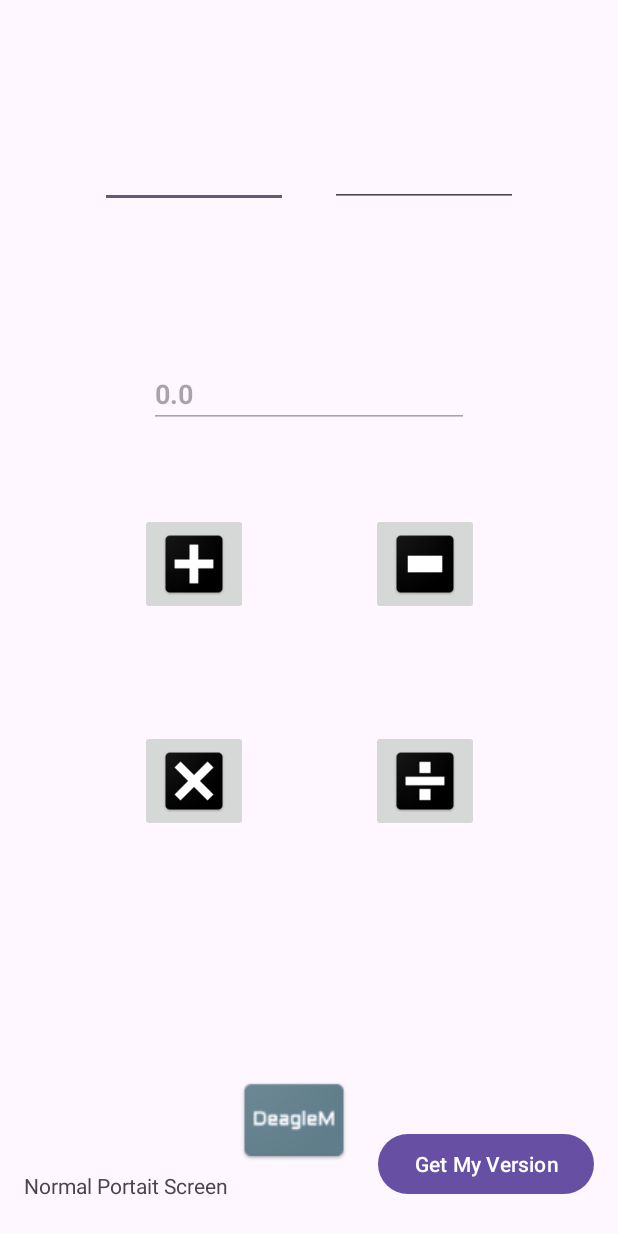
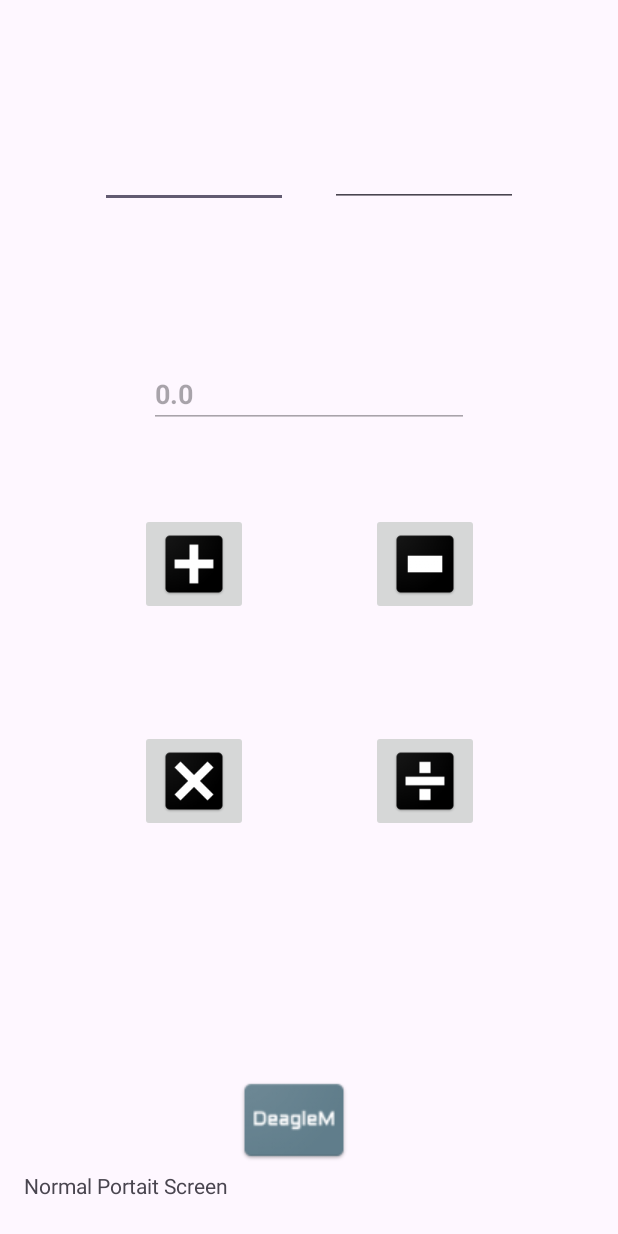
Before and after one commit to DeagleM902/MOBICodeReview, an Android app: the screen it shows after launch (MainActivityScreenSize), after a tap on an icon or button, on a phone screen of 412 x 824 dp. Run offline under Robolectric (Android 15) with nearby library versions, the phone set to English and light mode, and no system bars.

Commit message:
Basic cleanup

```diff
--- a/app/src/main/java/com/example/m04_gui_01/MainActivityScreenSize.java
+++ b/app/src/main/java/com/example/m04_gui_01/MainActivityScreenSize.java
@@ -1,21 +1,12 @@
 package com.example.m04_gui_01;
 
-import android.content.Context;
-import android.content.res.Configuration;
-import android.media.Image;
-import android.os.Build;
 import android.os.Bundle;
 import android.util.Log;
 import android.view.Menu;
 import android.view.MenuItem;
-import android.view.View;
-import android.widget.Button;
 import android.widget.EditText;
 import android.widget.ImageButton;
-import android.widget.TextView;
-
 import androidx.appcompat.app.AppCompatActivity;
-
 
 public class MainActivityScreenSize extends AppCompatActivity {
 
@@ -25,19 +16,18 @@ public class MainActivityScreenSize extends AppCompatActivity {
         setContentView(R.layout.activity_main_activity_screen_size);
 
         // Action when "Add" button is pressed
-        ImageButton addButton = (ImageButton) findViewById(R.id.b_Add);
-        addButton.setOnClickListener(new View.OnClickListener() {
-            public void onClick(View v) {
+        ImageButton addButton = findViewById(R.id.b_Add);
+        addButton.setOnClickListener(v -> {
             Log.d("M01_Calculator ADD BUTTON", "User tapped the Add button");
 
             Double d1 = 0.0;
             Double d2 = 0.0;
             Double answer = 0.0;
 
-                EditText textN1 = (EditText) findViewById(R.id.userInput1);
-                EditText textN2 = (EditText) findViewById(R.id.userInput2);
-                // we actually don't need to get ans from screen
-                EditText textANS = (EditText) findViewById(R.id.answerField);
+            EditText textN1 = findViewById(R.id.userInput1);
+            EditText textN2 = findViewById(R.id.userInput2);
+            //Initialize, value not needed
+            EditText textANS = findViewById(R.id.answerField);
 
             try {
                 d1 = Double.parseDouble(textN1.getText().toString());
@@ -52,23 +42,21 @@ public class MainActivityScreenSize extends AppCompatActivity {
 
             // log what we are doing
             Log.w("M01_Calculator ADD BUTTON", "Add Selected with => " + d1 + " + " + d2 + "=" + answer);
-            }
         });
 
         // Action when "Subtract" button is pressed
-        ImageButton subtractButton = (ImageButton) findViewById(R.id.b_Subtract);
-        subtractButton.setOnClickListener(new View.OnClickListener() {
-            public void onClick(View v) {
+        ImageButton subtractButton = findViewById(R.id.b_Subtract);
+        subtractButton.setOnClickListener(v -> {
             Log.d("M01_Calculator SUBTRACT BUTTON", "User tapped the Subtract button");
 
             Double d1 = 0.0;
             Double d2 = 0.0;
             Double answer = 0.0;
 
-                EditText textN1 = (EditText) findViewById(R.id.userInput1);
-                EditText textN2 = (EditText) findViewById(R.id.userInput2);
-                // we actually don't need to get ans from screen
-                EditText textANS = (EditText) findViewById(R.id.answerField);
+            EditText textN1 = findViewById(R.id.userInput1);
+            EditText textN2 = findViewById(R.id.userInput2);
+            //Initialize, value not needed
+            EditText textANS = findViewById(R.id.answerField);
 
             try {
                 d1 = Double.parseDouble(textN1.getText().toString());
@@ -83,23 +71,21 @@ public class MainActivityScreenSize extends AppCompatActivity {
 
             // log what we are doing
             Log.w("M01_Calculator SUBTRACT BUTTON", "Subtract Selected with => " + d1 + " - " + d2 + "=" + answer);
-            }
         });
 
         // Action when "Multiply" button is pressed
-        ImageButton multiplyButton = (ImageButton) findViewById(R.id.b_Multiply);
-        multiplyButton.setOnClickListener(new View.OnClickListener() {
-            public void onClick(View v) {
+        ImageButton multiplyButton = findViewById(R.id.b_Multiply);
+        multiplyButton.setOnClickListener(v -> {
             Log.d("M01_Calculator MULTIPLY BUTTON", "User tapped the Multiply button");
 
             Double d1 = 0.0;
             Double d2 = 0.0;
             Double answer = 0.0;
 
-                EditText textN1 = (EditText) findViewById(R.id.userInput1);
-                EditText textN2 = (EditText) findViewById(R.id.userInput2);
-                // we actually don't need to get ans from screen
-                EditText textANS = (EditText) findViewById(R.id.answerField);
+            EditText textN1 = findViewById(R.id.userInput1);
+            EditText textN2 = findViewById(R.id.userInput2);
+            //Initialize, value not needed
+            EditText textANS = findViewById(R.id.answerField);
 
             try {
                 d1 = Double.parseDouble(textN1.getText().toString());
@@ -114,23 +100,21 @@ public class MainActivityScreenSize extends AppCompatActivity {
 
             // log what we are doing
             Log.w("M01_Calculator MULTIPLY BUTTON", "Multiply Selected with => " + d1 + " - " + d2 + "=" + answer);
-            }
         });
 
         // Action when "Divide" button is pressed
-        ImageButton divideButton = (ImageButton) findViewById(R.id.b_Divide);
-        divideButton.setOnClickListener(new View.OnClickListener() {
-            public void onClick(View v) {
+        ImageButton divideButton = findViewById(R.id.b_Divide);
+        divideButton.setOnClickListener(v -> {
             Log.d("M01_Calculator DIVIDE BUTTON", "User tapped the Divide button");
 
             Double d1 = 0.0;
             Double d2 = 0.0;
             Double answer = 0.0;
 
-                EditText textN1 = (EditText) findViewById(R.id.userInput1);
-                EditText textN2 = (EditText) findViewById(R.id.userInput2);
-                // we actually don't need to get ans from screen
-                EditText textANS = (EditText) findViewById(R.id.answerField);
+            EditText textN1 = findViewById(R.id.userInput1);
+            EditText textN2 = findViewById(R.id.userInput2);
+            //Initialize, value not needed
+            EditText textANS = findViewById(R.id.answerField);
 
             try {
                 d1 = Double.parseDouble(textN1.getText().toString());
@@ -149,7 +133,6 @@ public class MainActivityScreenSize extends AppCompatActivity {
 
             // log what we are doing
             Log.w("M01_Calculator DIVIDE BUTTON", "Divide Selected with => " + d1 + " - " + d2 + "=" + answer);
-            }
         });
     }
 
@@ -174,80 +157,4 @@ public class MainActivityScreenSize extends AppCompatActivity {
 
         return super.onOptionsItemSelected(item);
     }
-
-
-    public void getMyVersion(View view) {
-
-        // Get version data
-        String versionNum = Integer.toString(Build.VERSION.SDK_INT);
-        Boolean afterKitKat = (Build.VERSION.SDK_INT >= Build.VERSION_CODES.KITKAT);
-
-        // Put it on the screen
-        TextView t = (TextView) findViewById(R.id.textView);
-        t.setText(" Version Number is " + versionNum);
-        t.append("\n afterKitKat = " + afterKitKat.toString());
-        t.append("\n Build.VERSION.RELEASE = " + Build.VERSION.RELEASE);
-        t.append("\n Build.VERSION.INCREMENTAL = " + Build.VERSION.INCREMENTAL);
-
-        // dump build and display metrics
-        t.append("\n Build.DISPLAY = " + Build.DISPLAY.toString());
-        t.append("\n Screen Size = " + getSizeName(view.getContext()));
-        t.append("\n getDisplayMetrics().densityDpi = " + getResources().getDisplayMetrics().densityDpi);
-        t.append("\n getDisplayMetrics().density = " + getResources().getDisplayMetrics().density);
-        t.append("\n getDisplayMetrics().xdpi = " + getResources().getDisplayMetrics().xdpi);
-        t.append("\n getDisplayMetrics().ydpi = " + getResources().getDisplayMetrics().ydpi);
-        t.append("\n getDisplayMetrics().heightPixels = " + getResources().getDisplayMetrics().heightPixels);
-        t.append("\n getDisplayMetrics().widthPixels = " + getResources().getDisplayMetrics().widthPixels);
-
-        // show what the masks look like for layout size
-        t.append("\n\n screenLayout (HEX) = " + (Integer.toHexString(view.getContext().getResources().getConfiguration().screenLayout)));
-        t.append("\n SCREENLAYOUT_SIZE_MASK (HEX) = " + (Integer.toHexString(Configuration.SCREENLAYOUT_SIZE_MASK)));
-        t.append("\n SCREENLAYOUT_LONG_MASK  (HEX) = " + (Integer.toHexString(Configuration.SCREENLAYOUT_LONG_MASK)));
-        t.append("\n SCREENLAYOUT_SIZE_SMALL (HEX) = " + (Integer.toHexString(Configuration.SCREENLAYOUT_SIZE_SMALL)));
-        t.append("\n SCREENLAYOUT_SIZE_NORMAL (HEX) = " + (Integer.toHexString(Configuration.SCREENLAYOUT_SIZE_NORMAL)));
-        t.append("\n SCREENLAYOUT_SIZE_LARGE (HEX) = " + (Integer.toHexString(Configuration.SCREENLAYOUT_SIZE_LARGE)));
-
-        // Get the layout and mask with size
-        int screenLayout = view.getContext().getResources().getConfiguration().screenLayout;
-        screenLayout &= Configuration.SCREENLAYOUT_SIZE_MASK;
-        t.append("\n screenLayout & size mask (HEX) = " + (Integer.toHexString((screenLayout))));
-
-        // Get the layout (again) and mask with long bit of layout
-        t.append("\n\n SCREENLAYOUT_LONG_MASK  (HEX) = " + (Integer.toHexString(Configuration.SCREENLAYOUT_LONG_MASK)));
-        t.append("\n SCREENLAYOUT_LONG_NO  (HEX) = " + (Integer.toHexString(Configuration.SCREENLAYOUT_LONG_NO)));
-        t.append("\n SCREENLAYOUT_LONG_UNDEFINED   (HEX) = " + (Integer.toHexString(Configuration.SCREENLAYOUT_LONG_UNDEFINED)));
-        t.append("\n  SCREENLAYOUT_LONG_YES   (HEX) = " + (Integer.toHexString(Configuration.SCREENLAYOUT_LONG_YES)));
-
-        // Now get the layout (again) and mask with size
-        screenLayout = view.getContext().getResources().getConfiguration().screenLayout;
-        screenLayout &= Configuration.SCREENLAYOUT_LONG_MASK;
-        t.append("\n screenLayout & long mask (HEX) = " + (Integer.toHexString((screenLayout))));
-
 }
-
-
-    // Use bitmasks to determine screen size
-    private static String getSizeName(Context context) {
-        int screenLayout = context.getResources().getConfiguration().screenLayout;
-        screenLayout &= Configuration.SCREENLAYOUT_SIZE_MASK;
-
-        switch (screenLayout) {
-            case Configuration.SCREENLAYOUT_SIZE_SMALL:
-                Log.w("SCREEN SIZE", "SMALL");
-                return "small";
-            case Configuration.SCREENLAYOUT_SIZE_NORMAL:
-                Log.w("SCREEN SIZE", "NORMAL");
-                return "normal";
-            case Configuration.SCREENLAYOUT_SIZE_LARGE:
-                Log.w("SCREEN SIZE", "LARGE");
-                return "large";
-            case Configuration.SCREENLAYOUT_SIZE_XLARGE:
-                Log.w("SCREEN SIZE", "XLARGE");
-                return "xlarge";
-            default:
-                return "undefined";
-        }
-    }
-
-
-}
--- a/app/src/main/res/layout-land/activity_main_activity_screen_size.xml
+++ b/app/src/main/res/layout-land/activity_main_activity_screen_size.xml
@@ -108,19 +108,6 @@
         app:layout_constraintBottom_toBottomOf="parent"
         app:layout_constraintStart_toStartOf="parent" />
 
-    <Button
-        android:id="@+id/button"
-        android:layout_width="wrap_content"
-        android:layout_height="wrap_content"
-        android:layout_marginBottom="10dp"
-        android:onClick="getMyVersion"
-        android:scaleX="0.9"
-        android:scaleY="0.9"
-        android:text="Get My Version"
-        app:layout_constraintBottom_toBottomOf="parent"
-        app:layout_constraintEnd_toEndOf="parent"
-        app:layout_constraintRight_toRightOf="parent" />
-
     <ImageView
         android:id="@+id/imageView3"
         android:layout_width="wrap_content"
--- a/app/src/main/res/layout-large-land/activity_main_activity_screen_size.xml
+++ b/app/src/main/res/layout-large-land/activity_main_activity_screen_size.xml
@@ -105,15 +105,6 @@
         app:layout_constraintBottom_toBottomOf="parent"
         app:layout_constraintStart_toStartOf="parent" />
 
-    <Button
-        android:id="@+id/button"
-        android:layout_width="wrap_content"
-        android:layout_height="wrap_content"
-        android:onClick="getMyVersion"
-        android:text="Get My Version"
-        app:layout_constraintBottom_toBottomOf="parent"
-        app:layout_constraintEnd_toEndOf="parent" />
-
     <ImageView
         android:id="@+id/imageView4"
         android:layout_width="wrap_content"
--- a/app/src/main/res/layout-large/activity_main_activity_screen_size.xml
+++ b/app/src/main/res/layout-large/activity_main_activity_screen_size.xml
@@ -106,16 +106,6 @@
         app:layout_constraintBottom_toBottomOf="parent"
         app:layout_constraintStart_toStartOf="parent" />
 
-    <Button
-        android:id="@+id/button"
-        android:layout_width="wrap_content"
-        android:layout_height="wrap_content"
-        android:layout_marginBottom="20dp"
-        android:onClick="getMyVersion"
-        android:text="Get My Version"
-        app:layout_constraintBottom_toBottomOf="parent"
-        app:layout_constraintEnd_toEndOf="parent" />
-
     <ImageView
         android:id="@+id/imageView2"
         android:layout_width="wrap_content"
--- a/app/src/main/res/layout-xlarge-land/activity_main_activity_screen_size.xml
+++ b/app/src/main/res/layout-xlarge-land/activity_main_activity_screen_size.xml
@@ -109,19 +109,6 @@
         app:layout_constraintTop_toTopOf="parent"
         app:layout_constraintVertical_bias="0.985" />
 
-    <Button
-        android:id="@+id/button"
-        android:layout_width="wrap_content"
-        android:layout_height="wrap_content"
-        android:onClick="getMyVersion"
-        android:text="Get My Version"
-        app:layout_constraintBottom_toBottomOf="parent"
-        app:layout_constraintEnd_toEndOf="parent"
-        app:layout_constraintHorizontal_bias="0.985"
-        app:layout_constraintStart_toStartOf="parent"
-        app:layout_constraintTop_toTopOf="parent"
-        app:layout_constraintVertical_bias="0.984" />
-
     <ImageView
         android:id="@+id/imageView6"
         android:layout_width="wrap_content"
--- a/app/src/main/res/layout-xlarge/activity_main_activity_screen_size.xml
+++ b/app/src/main/res/layout-xlarge/activity_main_activity_screen_size.xml
@@ -107,16 +107,6 @@
         app:layout_constraintBottom_toBottomOf="parent"
         app:layout_constraintStart_toStartOf="parent" />
 
-    <Button
-        android:id="@+id/button"
-        android:layout_width="wrap_content"
-        android:layout_height="wrap_content"
-        android:layout_marginBottom="20dp"
-        android:onClick="getMyVersion"
-        android:text="Get My Version"
-        app:layout_constraintBottom_toBottomOf="parent"
-        app:layout_constraintEnd_toEndOf="parent" />
-
     <ImageView
         android:id="@+id/imageView5"
         android:layout_width="wrap_content"
--- a/app/src/main/res/layout/activity_main_activity_screen_size.xml
+++ b/app/src/main/res/layout/activity_main_activity_screen_size.xml
@@ -108,16 +108,6 @@
         app:layout_constraintBottom_toBottomOf="parent"
         app:layout_constraintStart_toStartOf="parent" />
 
-    <Button
-        android:id="@+id/button"
-        android:layout_width="wrap_content"
-        android:layout_height="wrap_content"
-        android:layout_marginBottom="8dp"
-        android:onClick="getMyVersion"
-        android:text="Get My Version"
-        app:layout_constraintBottom_toBottomOf="parent"
-        app:layout_constraintEnd_toEndOf="parent" />
-
     <ImageView
         android:id="@+id/imageView"
         android:layout_width="wrap_content"
```
Lines whose indentation alone changed are shown as unchanged.
